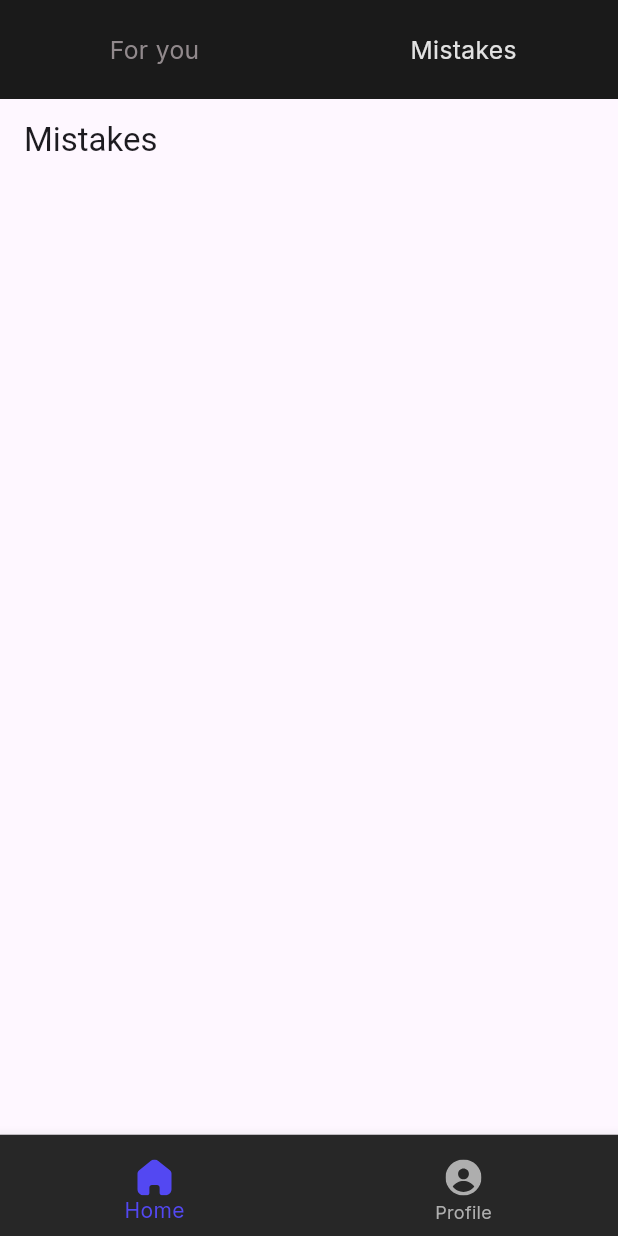
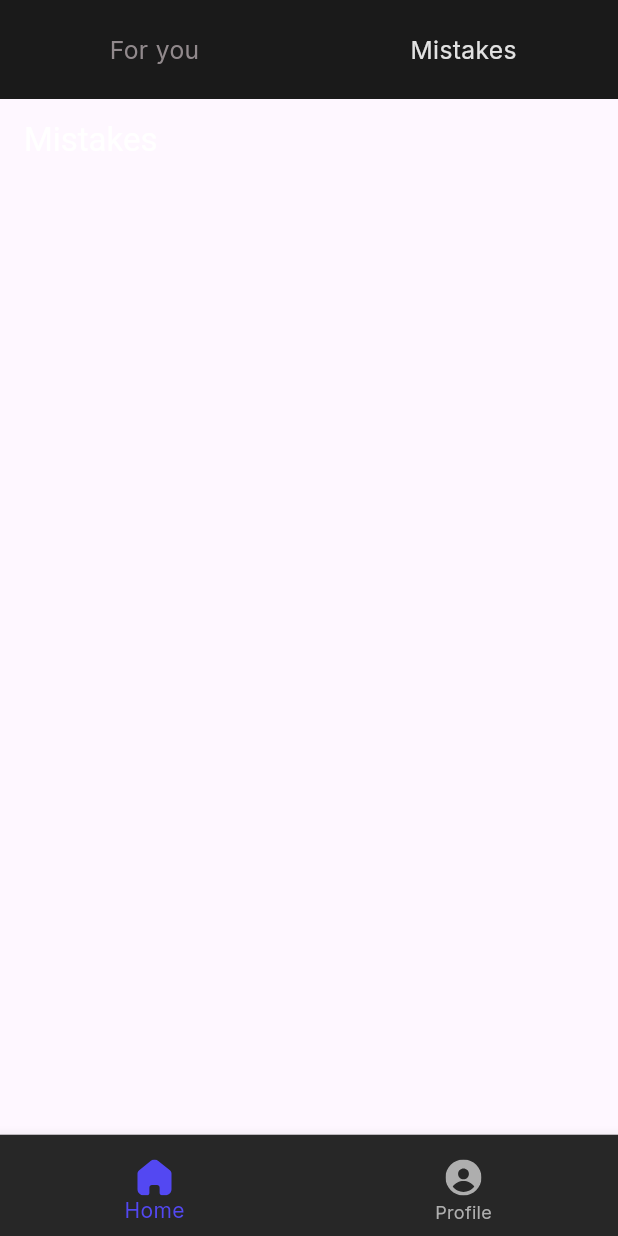
Before and after one commit to bakberdy/kz-h, a Flutter app: the screen it shows after launch, swiped to page 2, on a phone screen of 412 x 824 dp. Run offline on Flutter 3.47's test engine with Material 3 defaults, Android fonts, the phone set to English and light mode, and no system bars; our stand-ins replace auto_route, bloc, connectivity_plus, dartz, equatable, flutter_bloc and 4 more; missing offline and left inert: data_connection_checker_tv.

Commit message:
refactored code structure

```diff
--- a/lib/src/features/home_feed/presentation/screens/home_feed.dart
+++ b/lib/src/features/home_feed/presentation/screens/home_feed.dart
@@ -4,11 +4,10 @@ import 'package:flutter_bloc/flutter_bloc.dart';
 import 'package:flutter_screenutil/flutter_screenutil.dart';
 import 'package:kz_h/src/features/home_feed/presentation/blocs/home_screen_pages/home_screen_pages_cubit.dart';
 import 'package:kz_h/src/features/home_feed/presentation/blocs/question/question_bloc.dart';
-import 'package:kz_h/src/features/home_feed/presentation/screens/mistakes.dart';
+import 'package:kz_h/src/features/home_feed/presentation/screens/mistakes_page.dart';
+import 'package:kz_h/src/features/home_feed/presentation/screens/test_scrolling_page.dart';
 
-import '../../domain/entities/question.dart';
 import '../widgets/home_app_bar_widget.dart';
-import '../widgets/variants_bar.dart';
 
 @RoutePage()
 class HomeFeed extends StatefulWidget {
--- a/lib/src/features/home_feed/presentation/screens/mistakes.dart
+++ b/lib/src/features/home_feed/presentation/screens/mistakes_page.dart
@@ -12,7 +12,13 @@ class _MistakesPageState extends State<MistakesPage> {
   @override
   Widget build(BuildContext context) {
     return Container(
-      child: AppBar(title: Text('Mistakes'),),
+      color: Colors.black,
+      child: AppBar(
+        title: const Text(
+          'Mistakes',
+          style: TextStyle(color: Colors.white),
+        ),
+      ),
     );
   }
 }
--- a/lib/src/features/home_feed/presentation/screens/test_scrolling_page.dart
+++ b/lib/src/features/home_feed/presentation/screens/test_scrolling_page.dart
@@ -1,5 +1,9 @@
 import 'package:flutter/cupertino.dart';
+import 'package:flutter/material.dart';
 import 'package:flutter_screenutil/flutter_screenutil.dart';
+
+import '../../domain/entities/question.dart';
+import '../widgets/variants_bar.dart';
 
 class TestScrollingPage extends StatefulWidget {
   const TestScrollingPage({
--- a/lib/src/features/home_feed/presentation/widgets/variants_bar.dart
+++ b/lib/src/features/home_feed/presentation/widgets/variants_bar.dart
@@ -5,7 +5,7 @@ import 'package:kz_h/src/features/home_feed/presentation/widgets/variant_widget.
 import '../../../../../injection_container.dart' as di;
 import '../../domain/entities/question.dart';
 import '../blocs/variant/variant_bloc.dart';
-import '../screens/home_feed.dart';
+import '../screens/test_scrolling_page.dart';
 
 class VariantsBar extends StatelessWidget {
   const VariantsBar({
```
Also changed, not shown: 1 other file.
